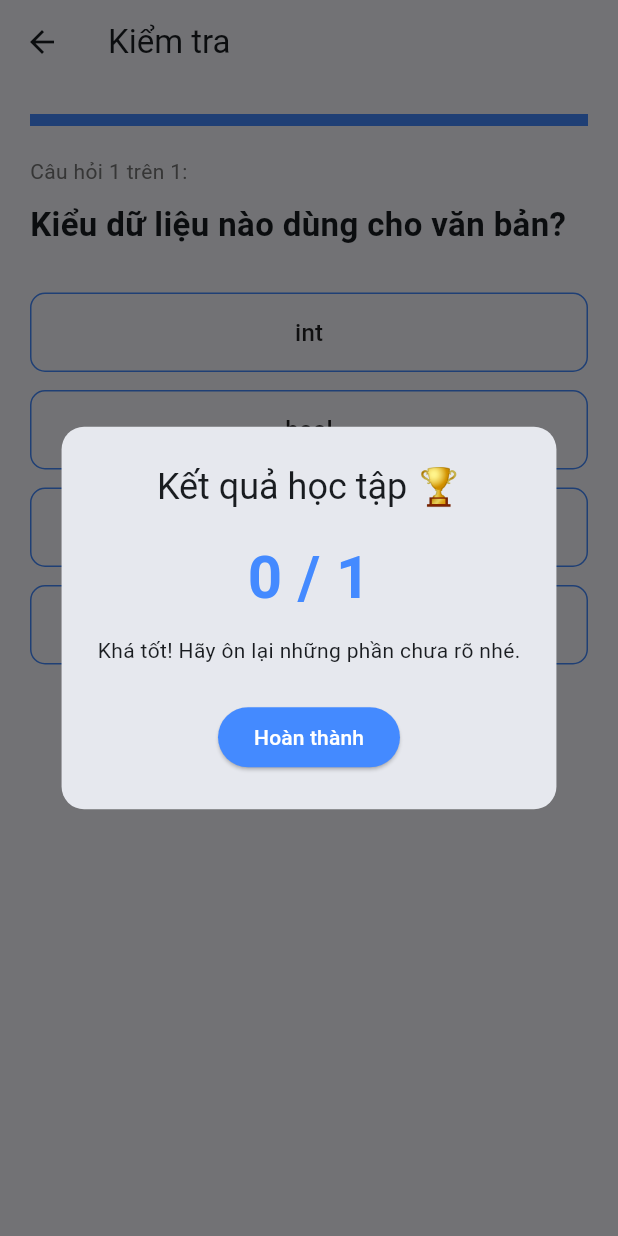
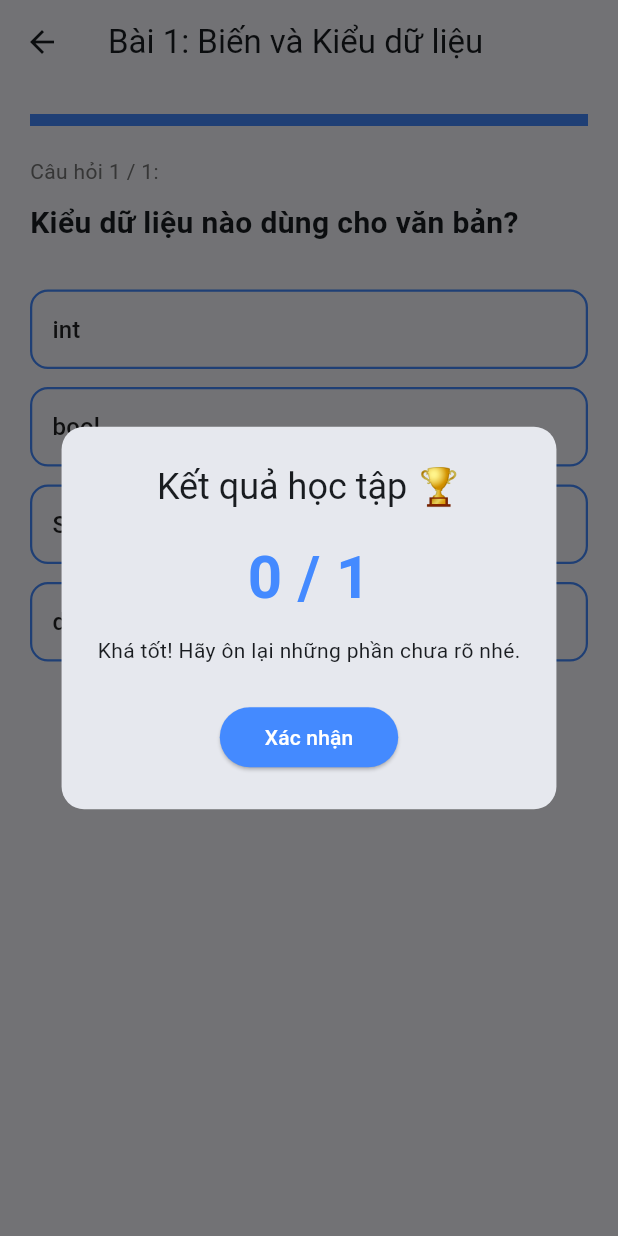
Before and after one commit to duongx2004/code_app, a Flutter app: the QuizScreen screen opened directly with sample values from the repository, after a tap on "int", on a phone screen of 412 x 824 dp. Run offline on Flutter 3.47's test engine with Material 3 defaults, Android fonts, the phone set to English and light mode, and no system bars; our stand-ins replace flutter_highlight, google_fonts, shared_preferences; missing offline and left inert: code_text_field, highlight; accounts and stored records are empty.

Commit message:
fix lỗi không lưu tiến độ

```diff
--- a/lib/screens/quiz_screen.dart
+++ b/lib/screens/quiz_screen.dart
@@ -18,6 +18,7 @@ class _QuizScreenState extends State<QuizScreen> {
   void checkAnswer(int selectedIndex) {
     bool isCorrect = selectedIndex == widget.lesson.quiz[currentQuestionIndex].correctAnswerIndex;
 
+    ScaffoldMessenger.of(context).hideCurrentSnackBar();
     ScaffoldMessenger.of(context).showSnackBar(
       SnackBar(
         content: Text(
@@ -47,9 +48,9 @@ class _QuizScreenState extends State<QuizScreen> {
   }
 
   void showResult() {
-    if (score == widget.lesson.quiz.length) {
-      Provider.of<ProgressService>(context, listen: false).markAsCompleted(widget.lesson.id);
-    }
+    // Cập nhật tiến độ: Cho phép hoàn thành nếu đạt trên 50% hoặc tùy bạn chỉnh
+    // Ở đây tôi để là hoàn thành khi kết thúc quiz để khích lệ người học
+    Provider.of<ProgressService>(context, listen: false).markAsCompleted(widget.lesson.id);
 
     showDialog(
       context: context,
@@ -77,11 +78,15 @@ class _QuizScreenState extends State<QuizScreen> {
           Center(
             child: ElevatedButton(
               onPressed: () {
-                Navigator.pop(context);
-                Navigator.pop(context);
+                Navigator.pop(context); // Đóng Dialog
+                Navigator.pop(context); // Quay lại trang chi tiết bài học
               },
-              style: ElevatedButton.styleFrom(backgroundColor: Colors.blueAccent, foregroundColor: Colors.white),
-              child: const Text("Hoàn thành"),
+              style: ElevatedButton.styleFrom(
+                backgroundColor: Colors.blueAccent,
+                foregroundColor: Colors.white,
+                padding: const EdgeInsets.symmetric(horizontal: 30, vertical: 10),
+              ),
+              child: const Text("Xác nhận"),
             ),
           ),
         ],
@@ -91,12 +96,16 @@ class _QuizScreenState extends State<QuizScreen> {
 
   @override
   Widget build(BuildContext context) {
+    if (widget.lesson.quiz.isEmpty) {
+      return const Scaffold(body: Center(child: Text("Không có câu hỏi trắc nghiệm.")));
+    }
+
     final question = widget.lesson.quiz[currentQuestionIndex];
     double progress = (currentQuestionIndex + 1) / widget.lesson.quiz.length;
 
     return Scaffold(
       appBar: AppBar(
-        title: const Text("Kiểm tra"),
+        title: Text(widget.lesson.title),
         elevation: 0,
       ),
       body: Padding(
@@ -112,13 +121,13 @@ class _QuizScreenState extends State<QuizScreen> {
             ),
             const SizedBox(height: 20),
             Text(
-                "Câu hỏi ${currentQuestionIndex + 1} trên ${widget.lesson.quiz.length}:",
+                "Câu hỏi ${currentQuestionIndex + 1} / ${widget.lesson.quiz.length}:",
                 style: TextStyle(color: Colors.grey[600], fontSize: 14)
             ),
             const SizedBox(height: 10),
             Text(
                 question.questionText,
-                style: const TextStyle(fontSize: 22, fontWeight: FontWeight.bold)
+                style: const TextStyle(fontSize: 20, fontWeight: FontWeight.bold)
             ),
             const SizedBox(height: 30),
             Expanded(
@@ -130,9 +139,10 @@ class _QuizScreenState extends State<QuizScreen> {
                     child: OutlinedButton(
                       onPressed: () => checkAnswer(index),
                       style: OutlinedButton.styleFrom(
-                        padding: const EdgeInsets.symmetric(vertical: 15),
-                        side: const BorderSide(color: Colors.blueAccent),
-                        shape: RoundedRectangleBorder(borderRadius: BorderRadius.circular(10)),
+                        padding: const EdgeInsets.symmetric(vertical: 15, horizontal: 15),
+                        side: const BorderSide(color: Colors.blueAccent, width: 1.5),
+                        shape: RoundedRectangleBorder(borderRadius: BorderRadius.circular(12)),
+                        alignment: Alignment.centerLeft,
                       ),
                       child: Text(
                         question.options[index],
--- a/lib/services/progress_service.dart
+++ b/lib/services/progress_service.dart
@@ -1,27 +1,40 @@
 import 'package:flutter/material.dart';
 import 'package:shared_preferences/shared_preferences.dart';
+import 'auth_service.dart';
 
 class ProgressService extends ChangeNotifier {
   List<String> _completedLessonIds = [];
+  String? _currentUserEmail;
 
   ProgressService() {
-    _loadFromPrefs();
+    init();
+  }
+
+  Future<void> init() async {
+    _currentUserEmail = await AuthService().getLoggedInUser();
+    if (_currentUserEmail != null) {
+      await _loadFromPrefs();
+    }
   }
 
   List<String> get completedLessonIds => _completedLessonIds;
+
+  String get _storageKey => _currentUserEmail != null
+      ? 'completed_lessons_$_currentUserEmail'
+      : 'completed_lessons_guest';
 
   Future<void> markAsCompleted(String lessonId) async {
     if (!_completedLessonIds.contains(lessonId)) {
       _completedLessonIds.add(lessonId);
       final prefs = await SharedPreferences.getInstance();
-      await prefs.setStringList('completed_lessons', _completedLessonIds);
+      await prefs.setStringList(_storageKey, _completedLessonIds);
       notifyListeners();
     }
   }
 
   Future<void> _loadFromPrefs() async {
     final prefs = await SharedPreferences.getInstance();
-    _completedLessonIds = prefs.getStringList('completed_lessons') ?? [];
+    _completedLessonIds = prefs.getStringList(_storageKey) ?? [];
     notifyListeners();
   }
 
@@ -30,10 +43,14 @@ class ProgressService extends ChangeNotifier {
     return _completedLessonIds.length / totalLessons;
   }
 
+  bool isCompleted(String lessonId) {
+    return _completedLessonIds.contains(lessonId);
+  }
+
   Future<void> resetProgress() async {
     _completedLessonIds.clear();
     final prefs = await SharedPreferences.getInstance();
-    await prefs.remove('completed_lessons');
+    await prefs.remove(_storageKey);
     notifyListeners();
   }
 }
```
Also changed, not shown: lib/main.dart (+15 -9 lines), lib/services/auth_service.dart (+29 -42 lines).
